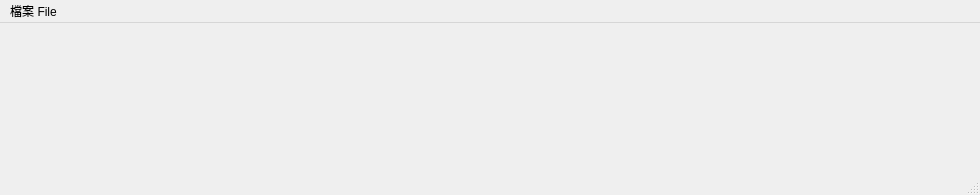
Above: app/ui/pyqt5_ui/main_window.ui from Rekkursion/TCG078301_Final before the change. Below: the same form after it.
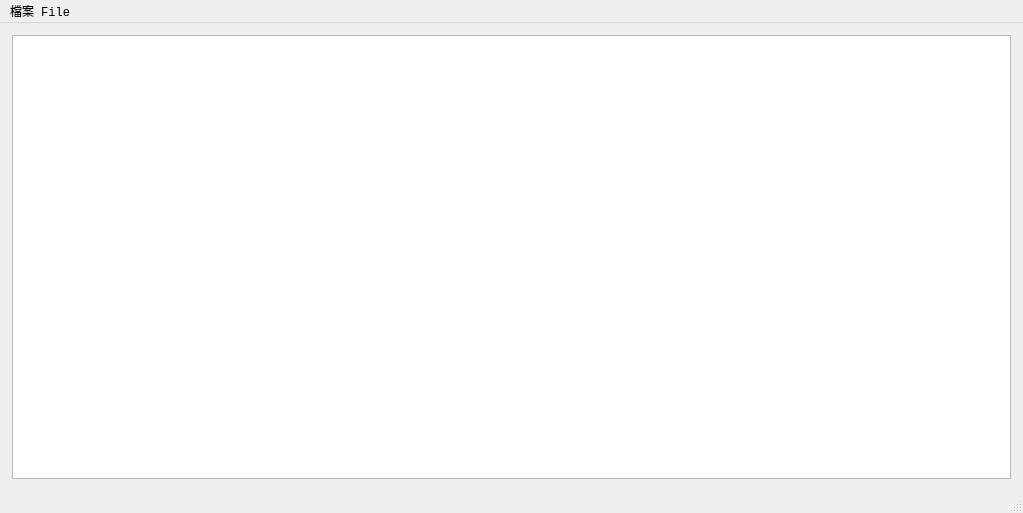
That is the form after the change.

Commit message: Create a list at the main-window to show processed images

The edit to the form file:
```diff
--- a/app/ui/pyqt5_ui/main_window.ui
+++ b/app/ui/pyqt5_ui/main_window.ui
@@ -6,24 +6,70 @@
    <rect>
     <x>0</x>
     <y>0</y>
-    <width>980</width>
-    <height>195</height>
+    <width>1023</width>
+    <height>513</height>
    </rect>
   </property>
+  <property name="sizePolicy">
+   <sizepolicy hsizetype="Preferred" vsizetype="Preferred">
+    <horstretch>1</horstretch>
+    <verstretch>1</verstretch>
+   </sizepolicy>
+  </property>
+  <property name="font">
+   <font>
+    <family>Consolas</family>
+   </font>
+  </property>
   <property name="windowTitle">
    <string>MainWindow</string>
   </property>
-  <widget class="QWidget" name="centralwidget"/>
+  <widget class="QWidget" name="centralwidget">
+   <layout class="QGridLayout" name="gridLayout_2">
+    <property name="leftMargin">
+     <number>12</number>
+    </property>
+    <property name="topMargin">
+     <number>12</number>
+    </property>
+    <property name="rightMargin">
+     <number>12</number>
+    </property>
+    <property name="bottomMargin">
+     <number>12</number>
+    </property>
+    <item row="0" column="0">
+     <widget class="QListWidget" name="lis_loaded_images">
+      <property name="sizePolicy">
+       <sizepolicy hsizetype="Preferred" vsizetype="Preferred">
+        <horstretch>0</horstretch>
+        <verstretch>0</verstretch>
+       </sizepolicy>
+      </property>
+      <property name="font">
+       <font>
+        <family>Consolas</family>
+       </font>
+      </property>
+     </widget>
+    </item>
+   </layout>
+  </widget>
   <widget class="QMenuBar" name="menubar">
    <property name="geometry">
     <rect>
      <x>0</x>
      <y>0</y>
-     <width>980</width>
-     <height>25</height>
+     <width>1023</width>
+     <height>24</height>
     </rect>
    </property>
    <widget class="QMenu" name="menu_File">
+    <property name="font">
+     <font>
+      <family>Consolas</family>
+     </font>
+    </property>
     <property name="title">
      <string>檔案 File</string>
     </property>
@@ -39,7 +85,13 @@
    </widget>
    <addaction name="menu_File"/>
   </widget>
-  <widget class="QStatusBar" name="statusbar"/>
+  <widget class="QStatusBar" name="statusbar">
+   <property name="font">
+    <font>
+     <family>Consolas</family>
+    </font>
+   </property>
+  </widget>
   <action name="action_load_from_local">
    <property name="text">
     <string>從本機 From local</string>
```
Left out of the diff: 20 changed lines with no effect on the pictures. The commit also changes 3 other files.
